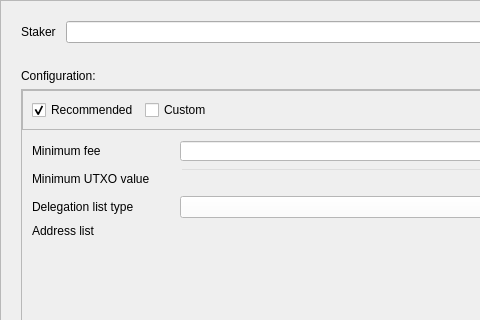
Before: the Qt Designer form src/qt/forms/superstakerconfigdialog.ui in Hydra-Chain/node, drawn with Qt 5; both pictures show x 0 to 480 and y 0 to 320 of the 689 by 486 pixel window.
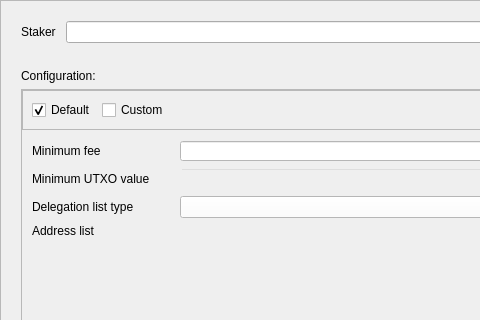
After: the same form once the commit is applied. Custom widgets are drawn as their Qt base class.

The edit to the form file:
```diff
--- a/src/qt/forms/superstakerconfigdialog.ui
+++ b/src/qt/forms/superstakerconfigdialog.ui
@@ -130,7 +130,7 @@
             <item>
              <widget class="QCheckBox" name="cbRecommended">
               <property name="text">
-               <string>Recommended</string>
+               <string>Default</string>
               </property>
               <property name="checked">
                <bool>true</bool>
```
